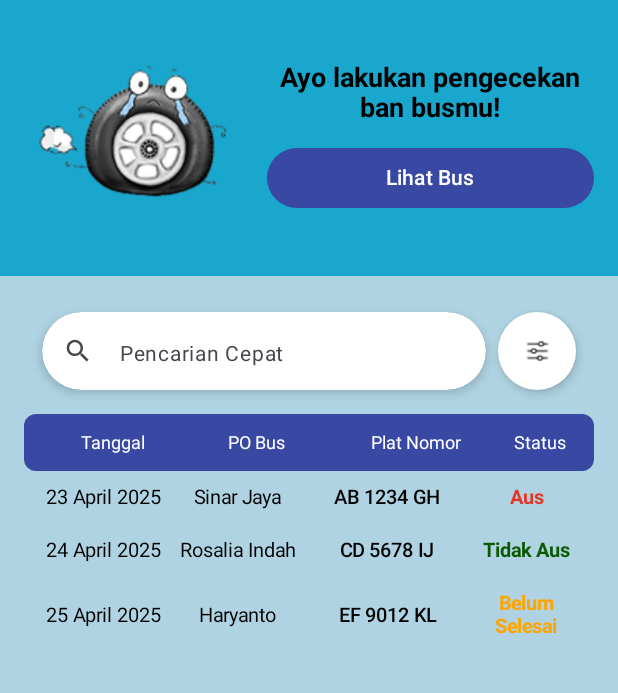
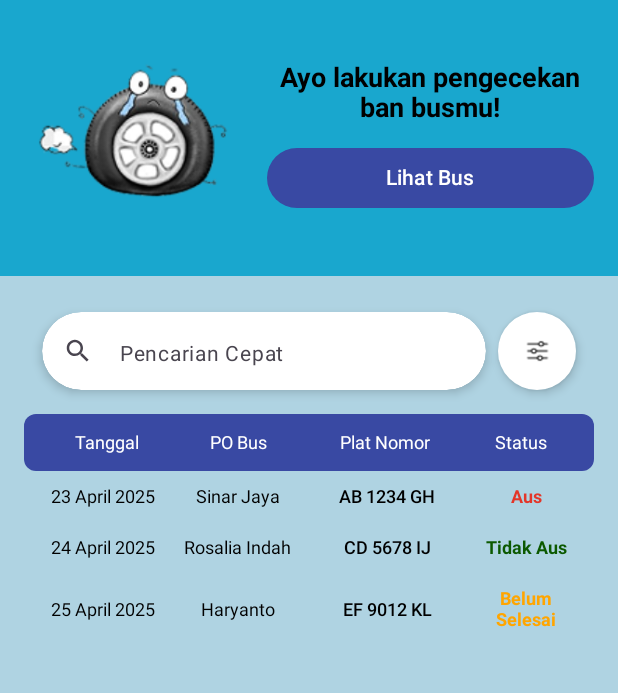
Before and after one commit to nashatr4/TETIRES, an Android app built with Jetpack Compose: the @Preview function BerandaScreenPreview, on a phone screen of 412 x 824 dp, the part 96-789 px from its top. Run offline under Robolectric (Android 15) with nearby library versions, the phone set to English and light mode, and no system bars.

Commit message:
enhance table in berandascreen

```diff
--- a/app/src/main/java/com/example/tetires/ui/screen/BerandaScreen.kt
+++ b/app/src/main/java/com/example/tetires/ui/screen/BerandaScreen.kt
@@ -135,7 +135,7 @@ fun TableHeader() {
         Text("Tanggal", Modifier.weight(1.2f), color = Color.White, fontSize = 12.sp, textAlign = TextAlign.Center)
         Text("PO Bus", Modifier.weight(1.2f), color = Color.White, fontSize = 12.sp, textAlign = TextAlign.Center)
         Text("Plat Nomor", Modifier.weight(1.5f), color = Color.White, fontSize = 12.sp, textAlign = TextAlign.Center)
-        Text("Status", Modifier.weight(0.6f), color = Color.White, fontSize = 12.sp, textAlign = TextAlign.Center)
+        Text("Status", Modifier.weight(1f), color = Color.White, fontSize = 12.sp, textAlign = TextAlign.Center)
     }
 }
 
@@ -322,21 +322,21 @@ fun HistoryRow(item: LogItem, navController: NavController) {
             Text(
                 text = item.tanggalReadable,
                 modifier = Modifier.weight(1.2f),
-                fontSize = 13.sp,
+                fontSize = 12.sp,
                 textAlign = TextAlign.Center,
                 color = Color.Black
             )
             Text(
                 text = item.namaBus,
                 modifier = Modifier.weight(1.2f),
-                fontSize = 13.sp,
+                fontSize = 12.sp,
                 textAlign = TextAlign.Center,
                 color = Color.Black
             )
             Text(
                 text = item.platNomor,
                 modifier = Modifier.weight(1.5f),
-                fontSize = 13.sp,
+                fontSize = 12.sp,
                 textAlign = TextAlign.Center,
                 fontWeight = FontWeight.SemiBold,
                 color = Color.Black
@@ -346,7 +346,7 @@ fun HistoryRow(item: LogItem, navController: NavController) {
             Text(
                 text = item.summaryStatus,
                 modifier = Modifier.weight(1f),
-                fontSize = 13.sp,
+                fontSize = 12.sp,
                 textAlign = TextAlign.Center,
                 color = when (item.summaryStatus) {
                     "Aus" -> ColorRed           // Merah untuk aus
```
